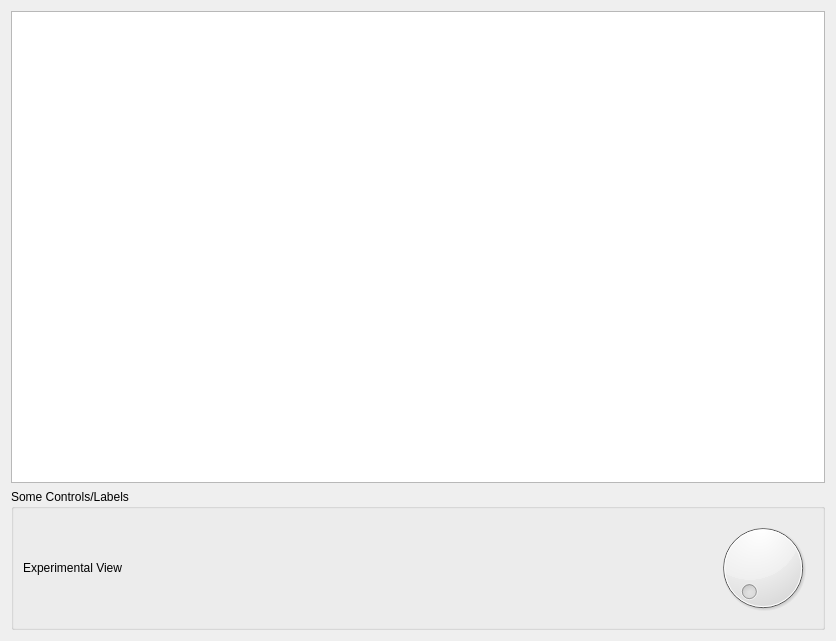
Above: src/gui/widgets/ExperimentalKDEView1.ui from gvansickle/AwesomeMediaLibraryManager before the change. Below: the same form after it.
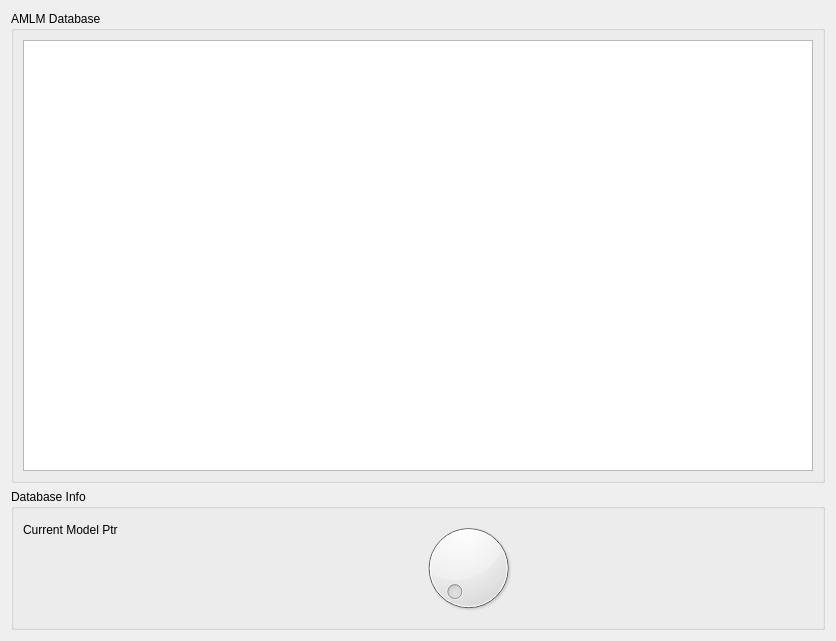
That is the form after the change.

What changed in the file:
```diff
--- a/src/gui/widgets/ExperimentalKDEView1.ui
+++ b/src/gui/widgets/ExperimentalKDEView1.ui
@@ -14,35 +14,34 @@
    <string>ExperimentalKDEView1</string>
   </property>
   <layout class="QGridLayout" name="gridLayout_2">
+   <item row="0" column="0">
+    <widget class="QGroupBox" name="groupBox_2">
+     <property name="title">
+      <string>AMLM Database</string>
+     </property>
+     <layout class="QGridLayout" name="gridLayout_3">
+      <item row="0" column="0">
+       <widget class="QTreeView" name="m_top_level_tree_view"/>
+      </item>
+     </layout>
+    </widget>
+   </item>
    <item row="1" column="0">
     <widget class="QGroupBox" name="groupBox">
      <property name="title">
-      <string>Some Controls/Labels</string>
+      <string>Database Info</string>
      </property>
      <layout class="QGridLayout" name="gridLayout">
       <item row="0" column="0">
-       <layout class="QHBoxLayout" name="horizontalLayout">
-        <item>
-         <widget class="QLabel" name="label">
+       <layout class="QFormLayout" name="formLayout">
+        <item row="0" column="0">
+         <widget class="QLabel" name="currentModelPtrLabel">
           <property name="text">
-           <string>Experimental View</string>
+           <string>Current Model Ptr</string>
           </property>
          </widget>
         </item>
-        <item>
-         <spacer name="horizontalSpacer">
-          <property name="orientation">
-           <enum>Qt::Orientation::Horizontal</enum>
-          </property>
-          <property name="sizeHint" stdset="0">
-           <size>
-            <width>40</width>
-            <height>20</height>
-           </size>
-          </property>
-         </spacer>
-        </item>
-        <item>
+        <item row="0" column="1">
          <widget class="QDial" name="dial"/>
         </item>
        </layout>
@@ -50,9 +49,6 @@
      </layout>
     </widget>
    </item>
-   <item row="0" column="0">
-    <widget class="QTreeView" name="m_top_level_tree_view"/>
-   </item>
   </layout>
  </widget>
  <resources/>
```
